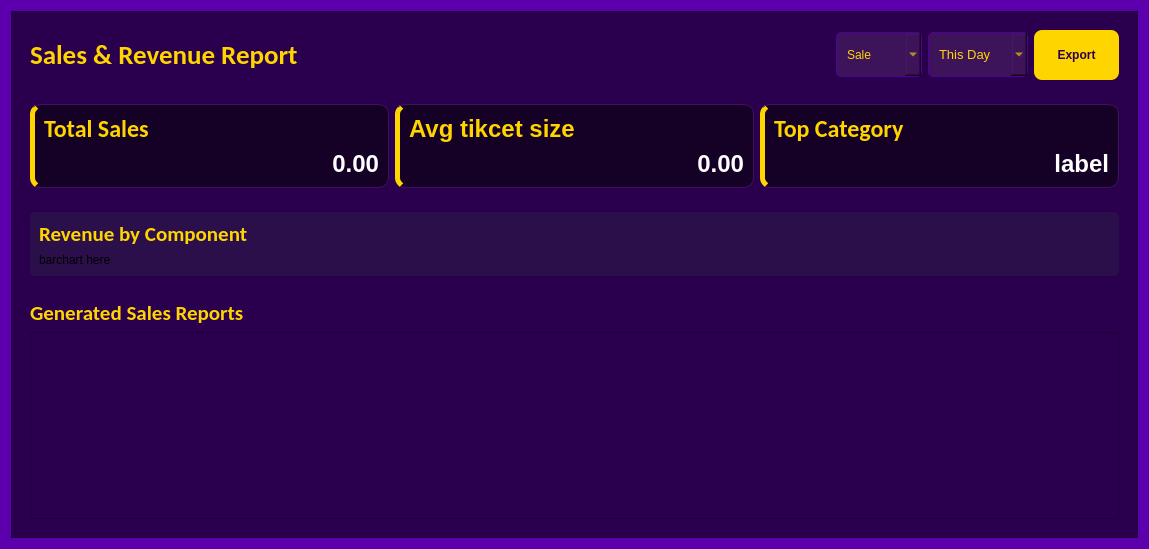
Above: UI/sale_reportAdmin_page.ui from codenoobie25/ThunderCats before the change. Below: the same form after it.
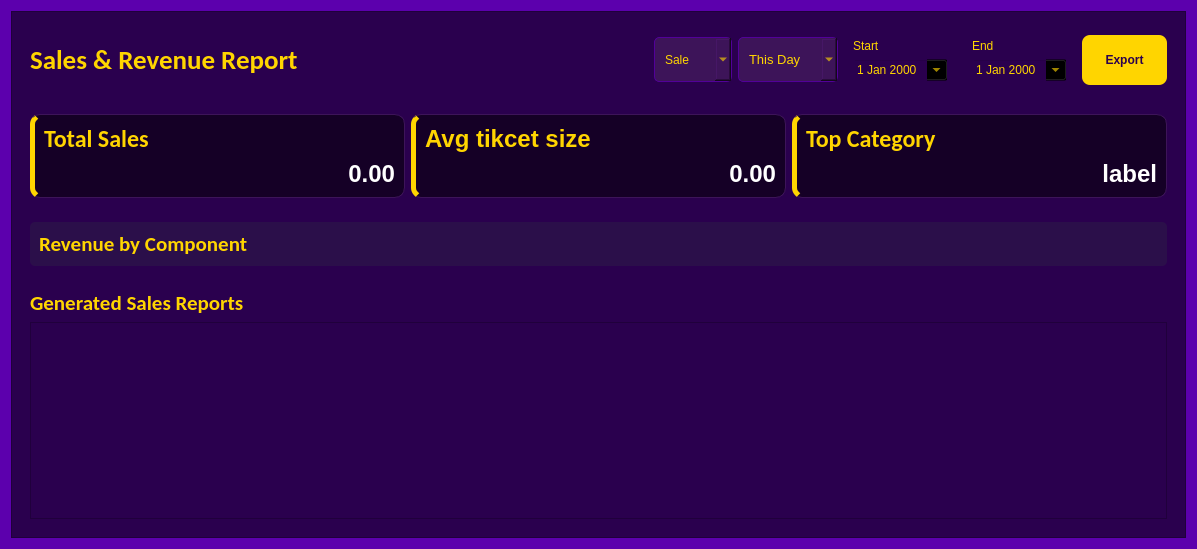
That is the form after the change. Icons and pictures are not drawn.

The edit to the form file:
```diff
--- a/UI/sale_reportAdmin_page.ui
+++ b/UI/sale_reportAdmin_page.ui
@@ -6,7 +6,7 @@
    <rect>
     <x>0</x>
     <y>0</y>
-    <width>1149</width>
+    <width>1197</width>
     <height>549</height>
    </rect>
   </property>
@@ -562,11 +562,6 @@
              <string>Product</string>
             </property>
            </item>
-           <item>
-            <property name="text">
-             <string>New Item</string>
-            </property>
-           </item>
           </widget>
          </item>
          <item>
@@ -627,6 +622,87 @@
            </item>
           </widget>
          </item>
+         <item>
+          <widget class="QFrame" name="frame">
+           <property name="frameShape">
+            <enum>QFrame::Shape::NoFrame</enum>
+           </property>
+           <property name="frameShadow">
+            <enum>QFrame::Shadow::Plain</enum>
+           </property>
+           <layout class="QVBoxLayout" name="verticalLayout_2">
+            <item>
+             <widget class="QLabel" name="label_3">
+              <property name="styleSheet">
+               <string notr="true">color:#ffd500;</string>
+              </property>
+              <property name="text">
+               <string>Start</string>
+              </property>
+             </widget>
+            </item>
+            <item>
+             <widget class="QDateEdit" name="date_start">
+              <property name="maximumSize">
+               <size>
+                <width>111</width>
+                <height>16777215</height>
+               </size>
+              </property>
+              <property name="styleSheet">
+               <string notr="true">background: transparent;
+color:#ffd500;</string>
+              </property>
+              <property name="frame">
+               <bool>true</bool>
+              </property>
+              <property name="calendarPopup">
+               <bool>true</bool>
+              </property>
+             </widget>
+            </item>
+           </layout>
+          </widget>
+         </item>
+         <item>
+          <widget class="QFrame" name="frame_3">
+           <property name="frameShape">
+            <enum>QFrame::Shape::NoFrame</enum>
+           </property>
+           <property name="frameShadow">
+            <enum>QFrame::Shadow::Plain</enum>
+           </property>
+           <layout class="QVBoxLayout" name="verticalLayout_9">
+            <item>
+             <widget class="QLabel" name="label_4">
+              <property name="styleSheet">
+               <string notr="true">color:#ffd500;</string>
+              </property>
+              <property name="text">
+               <string>End</string>
+              </property>
+             </widget>
+            </item>
+            <item>
+             <widget class="QDateEdit" name="date_end">
+              <property name="styleSheet">
+               <string notr="true">background: transparent;
+color:#ffd500;</string>
+              </property>
+              <property name="buttonSymbols">
+               <enum>QAbstractSpinBox::ButtonSymbols::UpDownArrows</enum>
+              </property>
+              <property name="currentSection">
+               <enum>QDateTimeEdit::Section::DaySection</enum>
+              </property>
+              <property name="calendarPopup">
+               <bool>true</bool>
+              </property>
+             </widget>
+            </item>
+           </layout>
+          </widget>
+         </item>
          <item>
           <widget class="QPushButton" name="btn_export">
            <property name="minimumSize">
@@ -932,13 +1008,6 @@
               </property>
              </widget>
             </item>
-            <item>
-             <widget class="QLabel" name="label_3">
-              <property name="text">
-               <string>barchart here</string>
-              </property>
-             </widget>
-            </item>
            </layout>
           </widget>
          </item>
```
